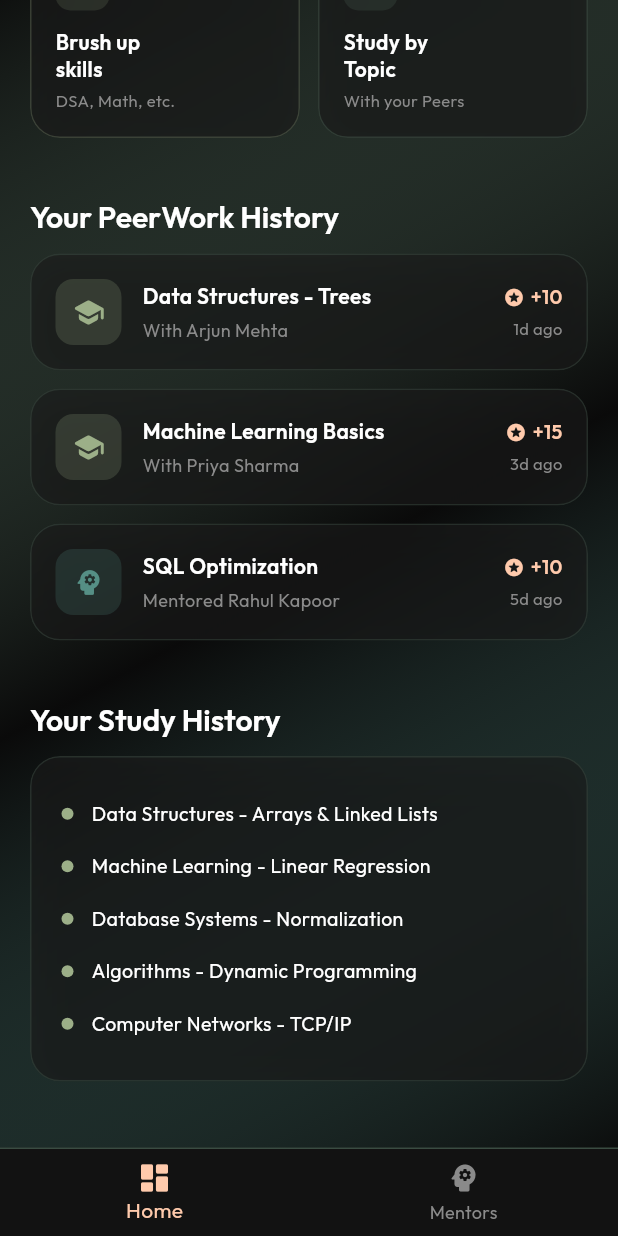
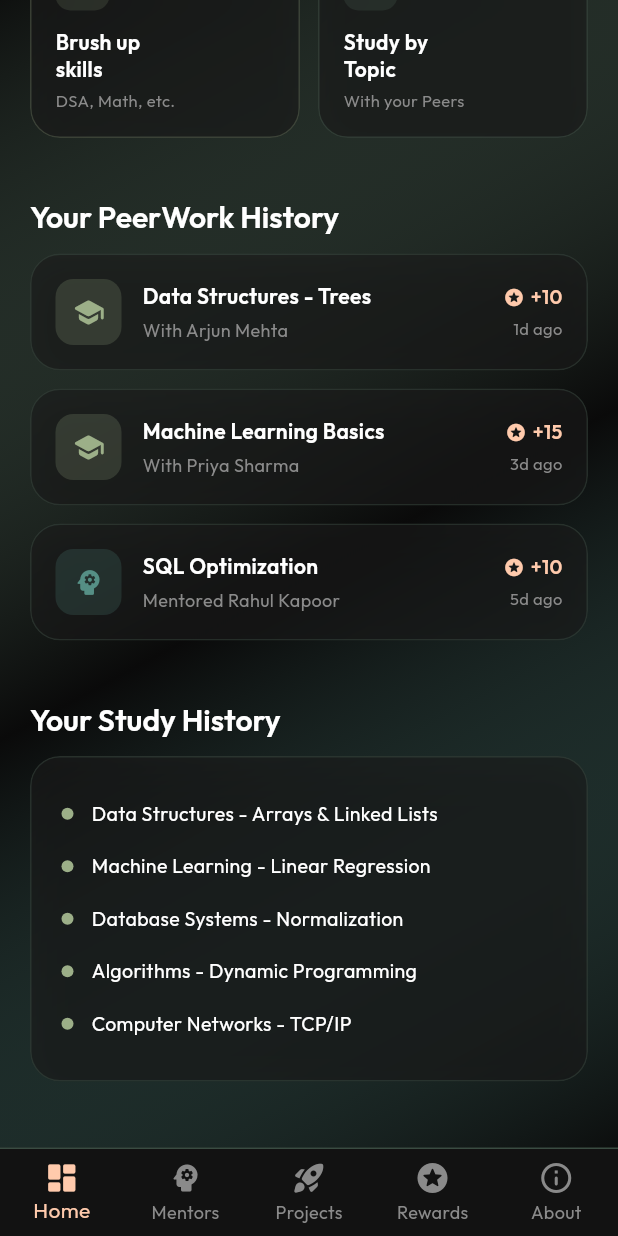
Before and after one commit to 1BF24CS033/MAD, a Flutter app: the HomeScreen screen opened directly, scrolled down 484 dp, on a phone screen of 412 x 824 dp. Run offline on Flutter 3.47's test engine with Material 3 defaults, Android fonts, the light colour scheme and no system bars; drawn by our look-alikes of flutter_animate; our stand-ins replace google_fonts, shared_preferences; accounts and stored records are empty.

Commit message:
Restore full 5-tab navigation (Home, Mentors, Projects, Rewards, About) and add .gitignore

```diff
--- a/lib/screens/home/home_screen.dart
+++ b/lib/screens/home/home_screen.dart
@@ -10,6 +10,9 @@ import '../../widgets/role_toggle.dart';
 import '../../widgets/search_bar_widget.dart';
 import '../../widgets/session_tile.dart';
 import '../mentorship/mentor_list_screen.dart';
+import '../projects/project_board_screen.dart';
+import '../rewards/rewards_store_screen.dart';
+import '../about/about_screen.dart';
 
 class HomeScreen extends StatefulWidget {
   const HomeScreen({super.key});
@@ -26,6 +29,9 @@ class _HomeScreenState extends State<HomeScreen> {
     final screens = [
       const _DashboardView(),
       const MentorListScreen(),
+      const ProjectBoardScreen(),
+      const RewardsStoreScreen(),
+      const AboutScreen(),
     ];
 
     return Scaffold(
@@ -52,6 +58,18 @@ class _HomeScreenState extends State<HomeScreen> {
             BottomNavigationBarItem(
               icon: Icon(Icons.psychology_rounded),
               label: 'Mentors',
+            ),
+            BottomNavigationBarItem(
+              icon: Icon(Icons.rocket_launch_rounded),
+              label: 'Projects',
+            ),
+            BottomNavigationBarItem(
+              icon: Icon(Icons.stars_rounded),
+              label: 'Rewards',
+            ),
+            BottomNavigationBarItem(
+              icon: Icon(Icons.info_outline_rounded),
+              label: 'About',
             ),
           ],
         ),
```
Also changed, not shown: 19 other files.
